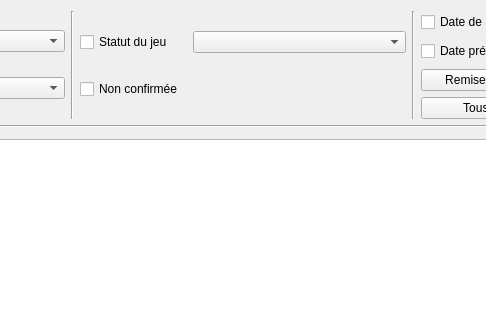
nivhg/ludopen, file f_listereservations.ui: the form before one commit; both pictures show x 273 to 759 and y 0 to 320 of the 1052 by 678 pixel window.
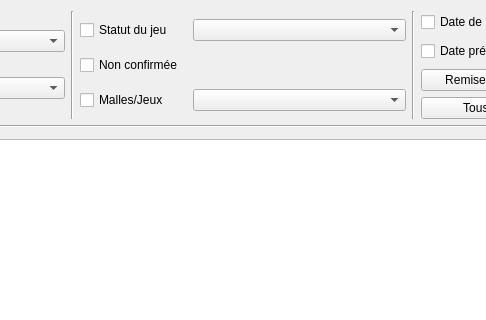
The form after the commit. Icons and pictures are not drawn.

Commit message: Choix type de malle ou jeux pour la liste des réservations

The edit to the form file:
```diff
--- a/f_listereservations.ui
+++ b/f_listereservations.ui
@@ -100,6 +100,16 @@
           </property>
          </widget>
         </item>
+        <item row="2" column="1" colspan="2">
+         <widget class="QComboBox" name="CBx_MallesJeux"/>
+        </item>
+        <item row="2" column="0">
+         <widget class="QCheckBox" name="ChBx_MallesJeux">
+          <property name="text">
+           <string>Malles/Jeux</string>
+          </property>
+         </widget>
+        </item>
        </layout>
       </item>
       <item row="0" column="4">
```
The commit also changes 12 other files.
